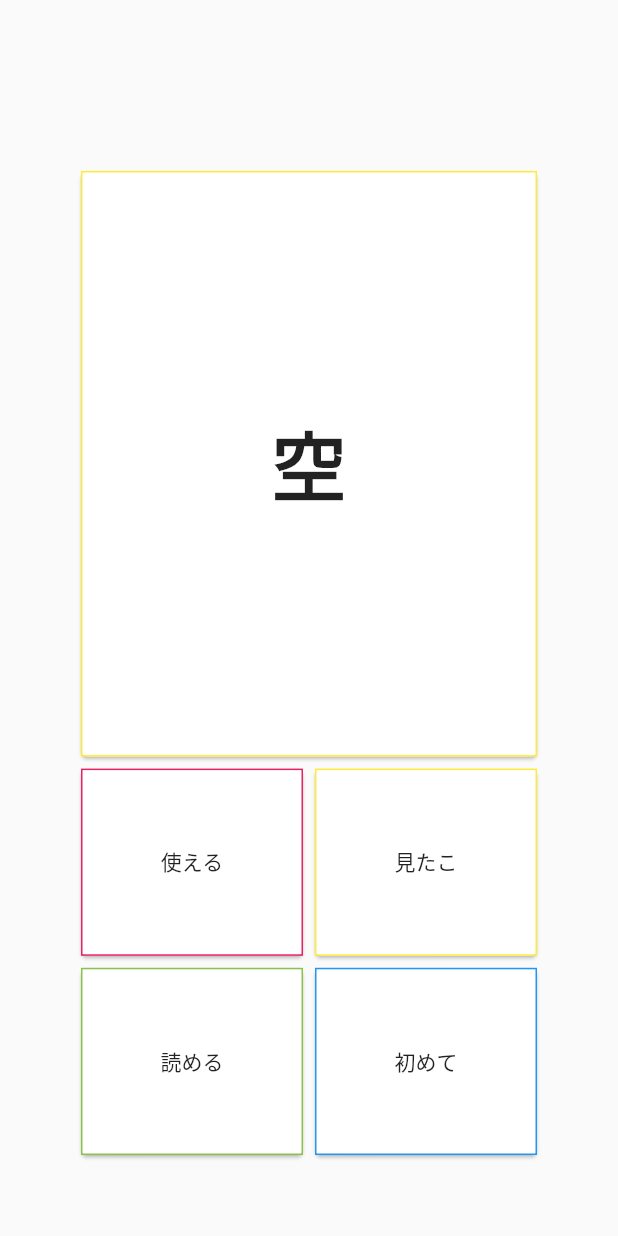
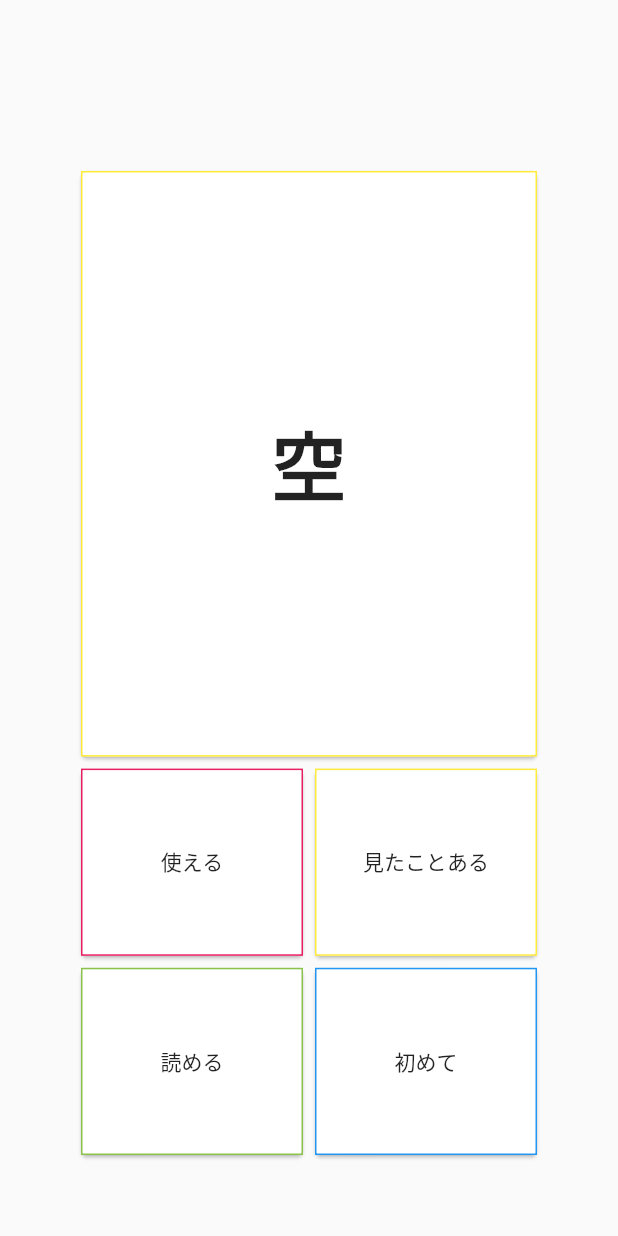
Before and after one commit to Yusuke23/english_words_3000, a Flutter app: the CanRead screen opened directly, on a phone screen of 412 x 824 dp. Run offline on Flutter 3.47's test engine with Material 2 defaults, Android fonts, the phone set to English and light mode, and no system bars; our stand-ins replace cloud_firestore, firebase_auth, firebase_core, modal_progress_hud_nsn, shared_preferences; accounts and stored records are empty.

```diff
--- a/lib/screens/0_top_card.dart
+++ b/lib/screens/0_top_card.dart
@@ -301,7 +301,7 @@ class _TopState extends State<Top> {
                             ),
                             child: Center(
                               child: Text(
-                                '見たこ',
+                                '見たことある',
                               ),
                             ),
                           ),
--- a/lib/screens/1_canUse_card.dart
+++ b/lib/screens/1_canUse_card.dart
@@ -292,7 +292,7 @@ class _CanUseState extends State<CanUse> {
                             ),
                             child: Center(
                               child: Text(
-                                '見たこ',
+                                '見たことある',
                               ),
                             ),
                           ),
--- a/lib/screens/2_canRead_card.dart
+++ b/lib/screens/2_canRead_card.dart
@@ -292,7 +292,7 @@ class _CanReadState extends State<CanRead> {
                             ),
                             child: Center(
                               child: Text(
-                                '見たこ',
+                                '見たことある',
                               ),
                             ),
                           ),
--- a/lib/screens/3_haveSeen_card.dart
+++ b/lib/screens/3_haveSeen_card.dart
@@ -292,7 +292,7 @@ class _HaveSeenState extends State<HaveSeen> {
                             ),
                             child: Center(
                               child: Text(
-                                '見たこ',
+                                '見たことある',
                               ),
                             ),
                           ),
--- a/lib/screens/4_niceToMeetYou_card.dart
+++ b/lib/screens/4_niceToMeetYou_card.dart
@@ -292,7 +292,7 @@ class _NiceToMeetYouState extends State<NiceToMeetYou> {
                             ),
                             child: Center(
                               child: Text(
-                                '見たこ',
+                                '見たことある',
                               ),
                             ),
                           ),
--- a/lib/screens/home.dart
+++ b/lib/screens/home.dart
@@ -44,7 +44,6 @@ class _HomeState extends State<Home> with SingleTickerProviderStateMixin {
       body: PageView(
           controller: _pageController,
           // ページ切り替え時に実行する処理
-          // PageViewのonPageChangedはページインデックスを受け取る
           // 以下ではページインデックスをindexとする
           onPageChanged: (index) {
             setState(() {
@@ -52,7 +51,7 @@ class _HomeState extends State<Home> with SingleTickerProviderStateMixin {
               _screen = index;
             });
           },
-          // ページ下部のナビゲーションメニューに相当する各ページビュー。後述
+          // ページ下部のナビゲーションメニューに相当する各ページビュー。
           children: [
             Top(),
             CanUse(),
@@ -75,9 +74,6 @@ class _HomeState extends State<Home> with SingleTickerProviderStateMixin {
             // ページインデックスを更新
             _screen = index;
 
-            // ページ遷移を定義。
-            // curveで指定できるのは以下
-            // https://api.flutter.dev/flutter/animation/Curves-class.html
             _pageController.animateToPage(index,
                 duration: Duration(milliseconds: 300), curve: Curves.easeOut);
           });
```
Also changed, not shown: 1 other file.
